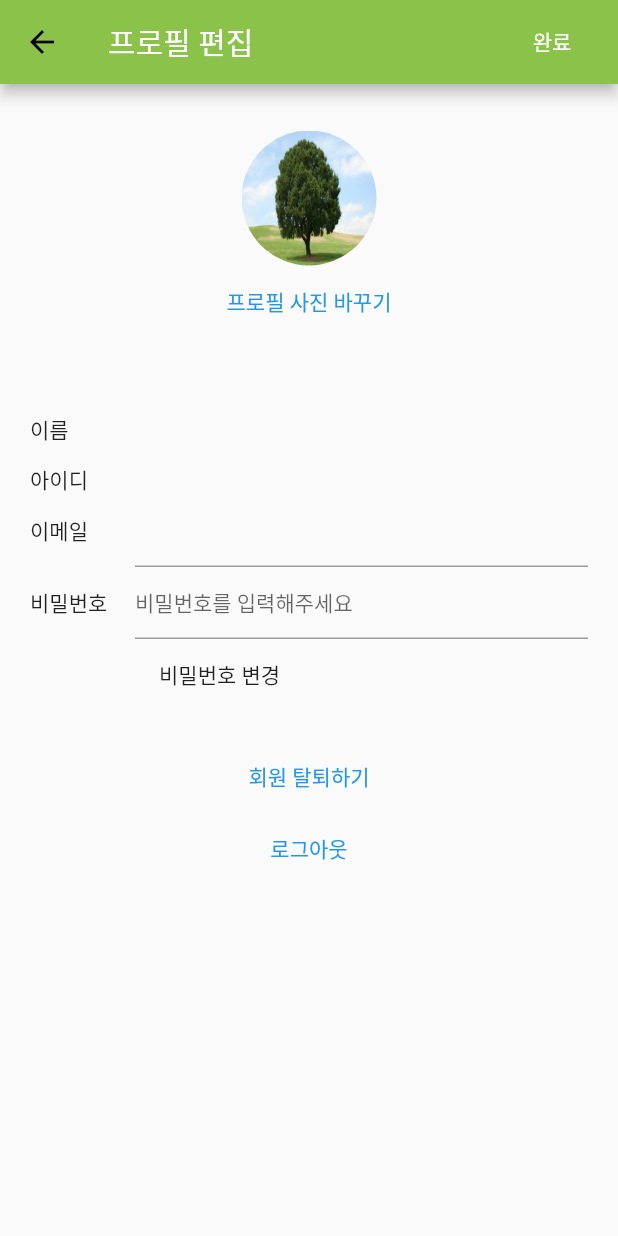
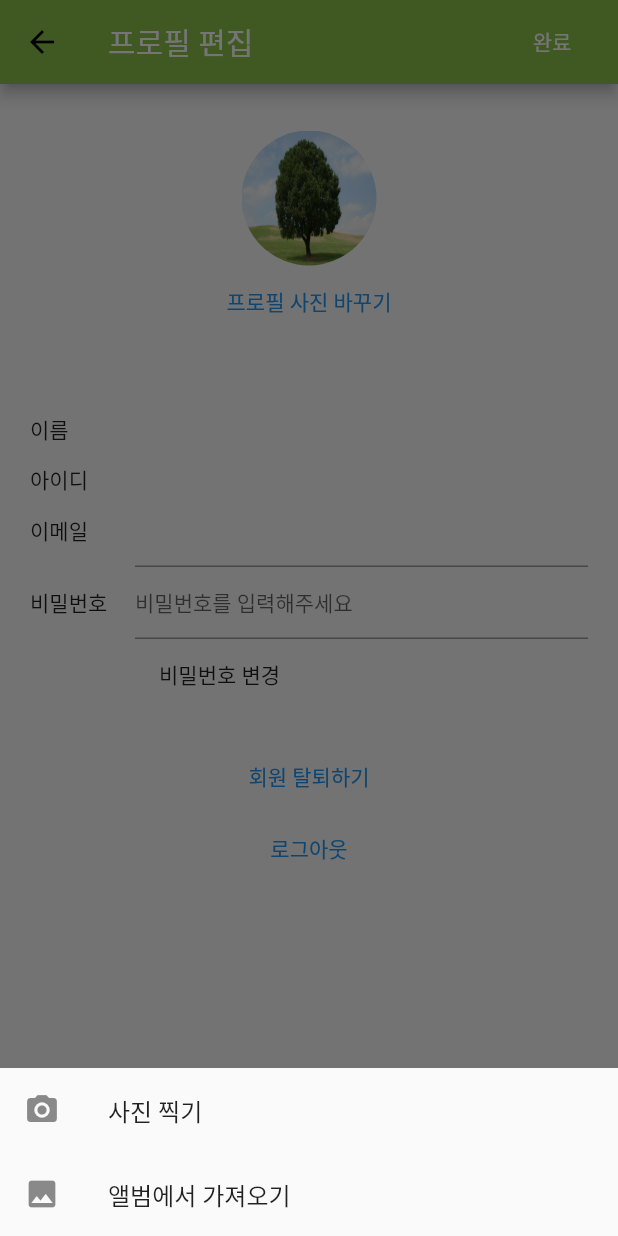
Before and after one commit to nhkiiim/jupgging, a Flutter app: the MyPage screen opened by its route, after a tap on "프로필 사진 바꾸기", on a phone screen of 412 x 824 dp. Run offline on Flutter 3.47's test engine with Material 2 defaults, Android fonts, the phone set to English and light mode, and no system bars; our stand-ins replace firebase_database, firebase_storage, flutter_image_slideshow, google_maps_flutter, image_picker, location and 1 more; accounts and stored records are empty.

Commit message:
Update myPage.dart

```diff
--- a/lib/userPage/myPage.dart
+++ b/lib/userPage/myPage.dart
@@ -5,6 +5,8 @@ import 'package:firebase_database/firebase_database.dart';
 import 'package:flutter/material.dart';
 
 import 'package:jupgging/models/user.dart';
+import 'package:image_picker/image_picker.dart';
+import 'dart:io';
 
 class MyPage extends StatefulWidget {
   @override
@@ -18,10 +20,17 @@ class _MyPage extends State<MyPage> {
   String id;
   User user;
 
+  File _image;
+
   FirebaseDatabase _database;
   DatabaseReference reference;
   String _databaseURL =
       'https://flutterproject-86abc-default-rtdb.asia-southeast1.firebasedatabase.app/';
+
+  void Photo(ImageSource source) async {
+    File file = await ImagePicker.pickImage(source: source);
+    setState(() => _image = file);
+  }
 
   @override
   void initState() {
@@ -98,7 +107,9 @@ class _MyPage extends State<MyPage> {
                         ),
                       ),
                       FlatButton(
-                          onPressed: () {},
+                          onPressed: () => setState(() {
+                            _selectPhotoButton(context);
+                          }),
                           child: Text(
                             '프로필 사진 바꾸기',
                             style: TextStyle(color: Colors.blue),
@@ -258,6 +269,29 @@ class _MyPage extends State<MyPage> {
     );
   }
 
+  void _selectPhotoButton(context) {
+    showModalBottomSheet(
+        context: context,
+        builder: (BuildContext bc) {
+          return Container(
+            child: Wrap(
+              children: <Widget>[
+                ListTile(
+                  leading: Icon(Icons.photo_camera),
+                  title: Text("사진 찍기"),
+                  onTap: () => Photo(ImageSource.camera),
+                ),
+                ListTile(
+                  leading: Icon(Icons.photo),
+                  title: Text("앨범에서 가져오기"),
+                  onTap: () => Photo(ImageSource.gallery),
+                ),
+              ],
+            ),
+          );
+        });
+  }
+
   void makeDialog(String text) {
     showDialog(
         context: context,
```
